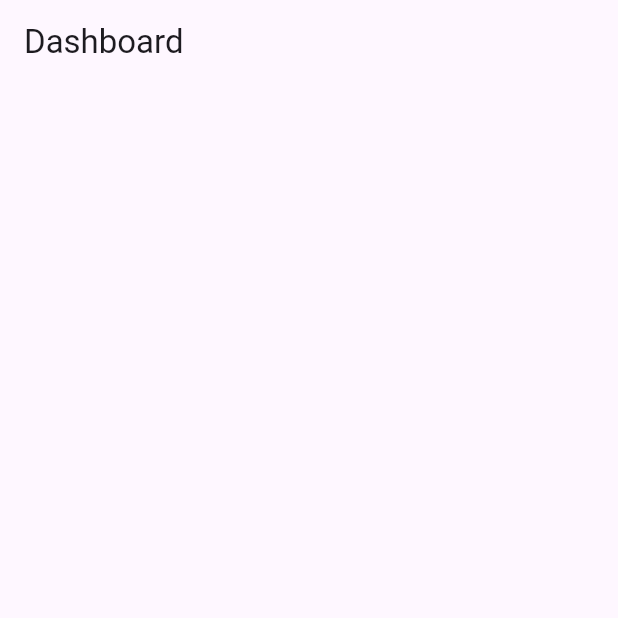
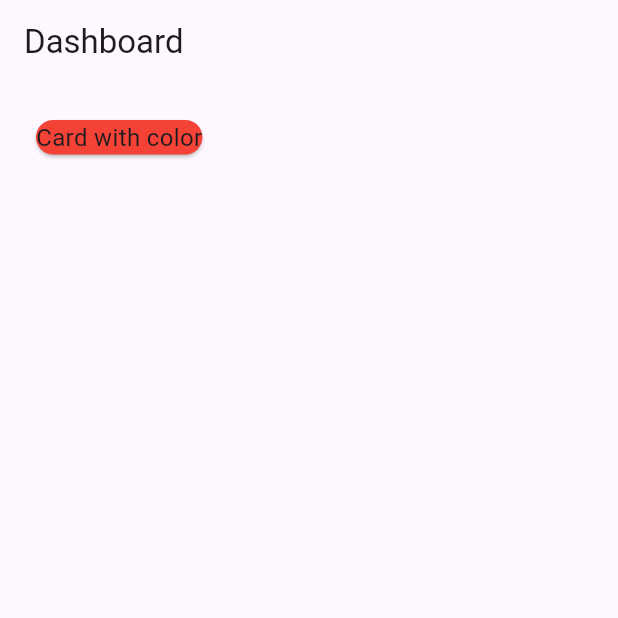
Before and after one commit to zaqimaulana/week8_card, a Flutter app: the screen it shows after launch, on a phone screen of 412 x 824 dp, the top half of it. Run offline on Flutter 3.47's test engine with Material 3 defaults, Android fonts, the phone set to English and light mode, and no system bars.

Commit message:
membuat card warna pertama

```diff
--- a/lib/pages/page_card_01.dart
+++ b/lib/pages/page_card_01.dart
@@ -14,7 +14,13 @@ class MyHomePage extends StatelessWidget {
               child: Container(
                 padding: const EdgeInsets.all(20.0),
                 child: const Column(
-                  children: [],
+                  children: [
+                    Card(
+                    color: Colors.red,
+                    child: Text("Card with color",
+                    style: TextStyle(fontSize: 16.0)),
+                    ),
+                  ],
                 ),
               ),
             ),
```
